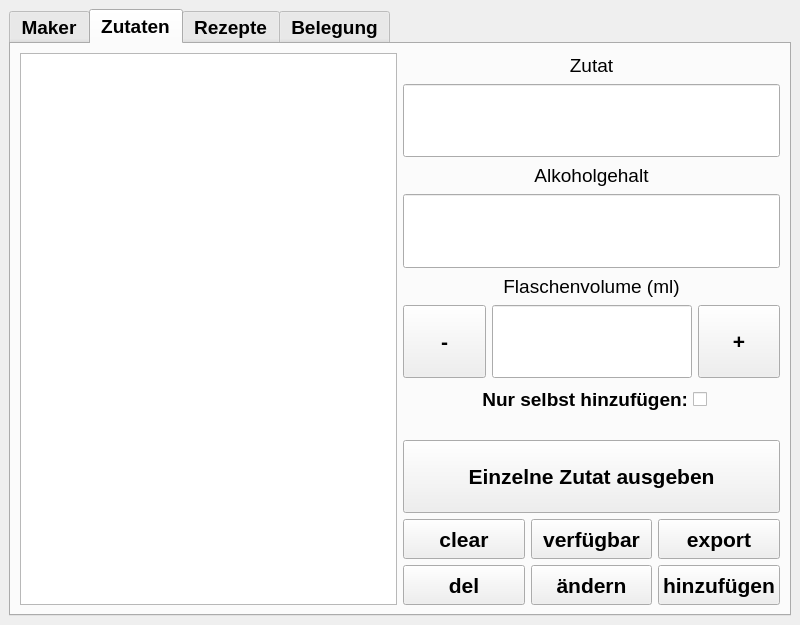
Qt form src/ui_elements/cocktailmanager.ui (AndreWohnsland/CocktailBerry) before a commit.
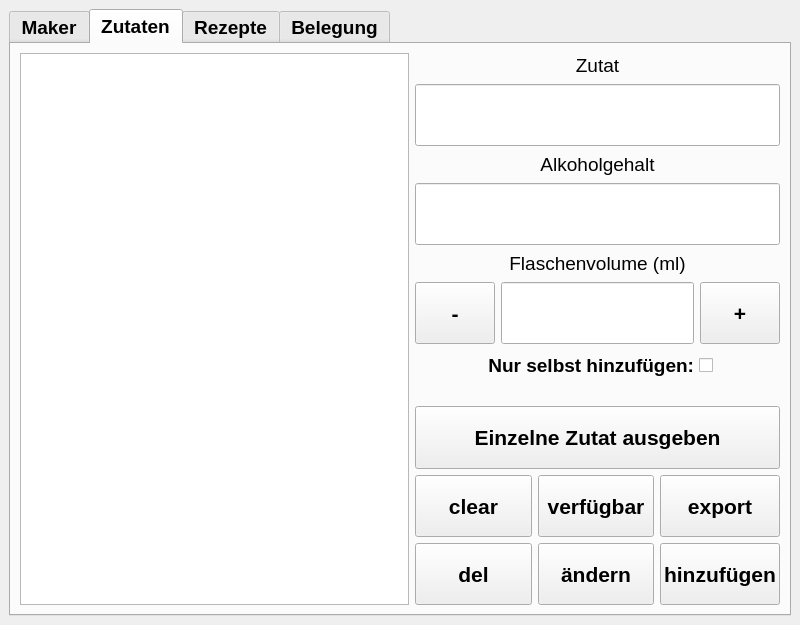
The same form after that commit. The open tabs and pages were chosen to show the change. Custom widgets are drawn as their Qt base class.

Commit message: Adjusted ingredient and recipe sizes

Diff of the .ui file:
```diff
--- a/src/ui_elements/cocktailmanager.ui
+++ b/src/ui_elements/cocktailmanager.ui
@@ -966,7 +966,7 @@
           </property>
           <property name="maximumSize">
            <size>
-            <width>900</width>
+            <width>500</width>
             <height>16777215</height>
            </size>
           </property>
@@ -987,79 +987,105 @@
          </widget>
         </item>
         <item>
-         <layout class="QVBoxLayout" name="verticalLayout_4">
-          <item>
-           <widget class="QLabel" name="LIngredient">
+         <layout class="QGridLayout" name="gridLayout_6">
+          <item row="9" column="1">
+           <widget class="QPushButton" name="PBAvailable">
+            <property name="minimumSize">
+             <size>
+              <width>0</width>
+              <height>40</height>
+             </size>
+            </property>
             <property name="maximumSize">
              <size>
-              <width>16777215</width>
-              <height>25</height>
+              <width>440</width>
+              <height>200</height>
              </size>
             </property>
             <property name="font">
              <font>
-              <pointsize>14</pointsize>
-              <weight>50</weight>
-              <bold>false</bold>
+              <pointsize>16</pointsize>
+              <weight>75</weight>
+              <bold>true</bold>
              </font>
             </property>
+            <property name="layoutDirection">
+             <enum>Qt::LeftToRight</enum>
+            </property>
             <property name="text">
-             <string>Zutat</string>
+             <string>verfügbar</string>
             </property>
-            <property name="alignment">
-             <set>Qt::AlignCenter</set>
-            </property>
             <property name="cssClass" stdset="0">
              <string/>
             </property>
            </widget>
           </item>
-          <item>
-           <widget class="ClickableLineEdit" name="LEZutatRezept">
+          <item row="9" column="0">
+           <widget class="QPushButton" name="PBZclear">
+            <property name="minimumSize">
+             <size>
+              <width>0</width>
+              <height>40</height>
+             </size>
+            </property>
             <property name="maximumSize">
              <size>
-              <width>16777215</width>
+              <width>200</width>
               <height>200</height>
              </size>
             </property>
             <property name="font">
              <font>
-              <pointsize>14</pointsize>
+              <pointsize>16</pointsize>
+              <weight>75</weight>
+              <bold>true</bold>
              </font>
             </property>
-            <property name="cssClass" stdset="0">
-             <string>secondary bold</string>
+            <property name="layoutDirection">
+             <enum>Qt::LeftToRight</enum>
             </property>
+            <property name="text">
+             <string>clear</string>
+            </property>
            </widget>
           </item>
-          <item>
-           <widget class="QLabel" name="LAlcoholLevel">
+          <item row="9" column="2">
+           <widget class="QPushButton" name="PBZnull">
+            <property name="minimumSize">
+             <size>
+              <width>0</width>
+              <height>40</height>
+             </size>
+            </property>
             <property name="maximumSize">
              <size>
-              <width>16777215</width>
-              <height>25</height>
+              <width>440</width>
+              <height>200</height>
              </size>
             </property>
             <property name="font">
              <font>
-              <pointsize>14</pointsize>
-              <weight>50</weight>
-              <bold>false</bold>
+              <pointsize>16</pointsize>
+              <weight>75</weight>
+              <bold>true</bold>
              </font>
             </property>
+            <property name="layoutDirection">
+             <enum>Qt::LeftToRight</enum>
+            </property>
             <property name="text">
-             <string>Alkoholgehalt</string>
+             <string>export</string>
             </property>
-            <property name="alignment">
-             <set>Qt::AlignCenter</set>
-            </property>
-            <property name="cssClass" stdset="0">
-             <string/>
-            </property>
            </widget>
           </item>
-          <item>
-           <widget class="ClickableLineEdit" name="LEGehaltRezept">
+          <item row="10" column="2">
+           <widget class="QPushButton" name="PBZutathinzu">
+            <property name="minimumSize">
+             <size>
+              <width>90</width>
+              <height>40</height>
+             </size>
+            </property>
             <property name="maximumSize">
              <size>
               <width>16777215</width>
@@ -1068,41 +1094,72 @@
             </property>
             <property name="font">
              <font>
-              <pointsize>14</pointsize>
+              <pointsize>16</pointsize>
+              <weight>75</weight>
+              <bold>true</bold>
              </font>
             </property>
+            <property name="text">
+             <string>hinzufügen</string>
+            </property>
             <property name="cssClass" stdset="0">
              <string>secondary bold</string>
             </property>
            </widget>
           </item>
-          <item>
-           <widget class="QLabel" name="LBottleVolume">
+          <item row="10" column="1">
+           <widget class="QPushButton" name="PBZaktualisieren">
+            <property name="minimumSize">
+             <size>
+              <width>0</width>
+              <height>40</height>
+             </size>
+            </property>
             <property name="maximumSize">
              <size>
               <width>16777215</width>
-              <height>25</height>
+              <height>200</height>
              </size>
             </property>
             <property name="font">
              <font>
-              <pointsize>14</pointsize>
-              <weight>50</weight>
-              <bold>false</bold>
+              <pointsize>16</pointsize>
+              <weight>75</weight>
+              <bold>true</bold>
              </font>
             </property>
             <property name="text">
-             <string>Flaschenvolume (ml)</string>
+             <string>ändern</string>
             </property>
-            <property name="alignment">
-             <set>Qt::AlignCenter</set>
+           </widget>
+          </item>
+          <item row="10" column="0">
+           <widget class="QPushButton" name="PBZdelete">
+            <property name="minimumSize">
+             <size>
+              <width>0</width>
+              <height>40</height>
+             </size>
             </property>
-            <property name="cssClass" stdset="0">
-             <string/>
+            <property name="maximumSize">
+             <size>
+              <width>16777215</width>
+              <height>200</height>
+             </size>
             </property>
+            <property name="font">
+             <font>
+              <pointsize>16</pointsize>
+              <weight>75</weight>
+              <bold>true</bold>
+             </font>
+            </property>
+            <property name="text">
+             <string>del</string>
+            </property>
            </widget>
           </item>
-          <item>
+          <item row="5" column="0" colspan="3">
            <layout class="QHBoxLayout" name="horizontalLayout_21">
             <item>
              <widget class="QPushButton" name="PBZminus">
@@ -1132,10 +1189,16 @@
             </item>
             <item>
              <widget class="QLineEdit" name="LEFlaschenvolumen">
+              <property name="minimumSize">
+               <size>
+                <width>0</width>
+                <height>30</height>
+               </size>
+              </property>
               <property name="maximumSize">
                <size>
-                <width>200</width>
-                <height>200</height>
+                <width>16777215</width>
+                <height>100</height>
                </size>
               </property>
               <property name="font">
@@ -1179,7 +1242,62 @@
             </item>
            </layout>
           </item>
-          <item>
+          <item row="4" column="0" colspan="3">
+           <widget class="QLabel" name="LBottleVolume">
+            <property name="maximumSize">
+             <size>
+              <width>16777215</width>
+              <height>25</height>
+             </size>
+            </property>
+            <property name="font">
+             <font>
+              <pointsize>14</pointsize>
+              <weight>50</weight>
+              <bold>false</bold>
+             </font>
+            </property>
+            <property name="text">
+             <string>Flaschenvolume (ml)</string>
+            </property>
+            <property name="alignment">
+             <set>Qt::AlignCenter</set>
+            </property>
+            <property name="cssClass" stdset="0">
+             <string/>
+            </property>
+           </widget>
+          </item>
+          <item row="8" column="0" colspan="3">
+           <widget class="QPushButton" name="PBZeinzelnd">
+            <property name="minimumSize">
+             <size>
+              <width>0</width>
+              <height>40</height>
+             </size>
+            </property>
+            <property name="maximumSize">
+             <size>
+              <width>600</width>
+              <height>200</height>
+             </size>
+            </property>
+            <property name="font">
+             <font>
+              <pointsize>16</pointsize>
+              <weight>75</weight>
+              <bold>true</bold>
+             </font>
+            </property>
+            <property name="text">
+             <string>Einzelne Zutat ausgeben</string>
+            </property>
+            <property name="cssClass" stdset="0">
+             <string>btn-inverted</string>
+            </property>
+           </widget>
+          </item>
+          <item row="6" column="0" colspan="3">
            <layout class="QHBoxLayout" name="horizontalLayout_24">
             <item>
              <spacer name="horizontalSpacer_14">
@@ -1242,7 +1360,81 @@
             </item>
            </layout>
           </item>
-          <item>
+          <item row="3" column="0" colspan="3">
+           <widget class="ClickableLineEdit" name="LEGehaltRezept">
+            <property name="minimumSize">
+             <size>
+              <width>0</width>
+              <height>30</height>
+             </size>
+            </property>
+            <property name="maximumSize">
+             <size>
+              <width>16777215</width>
+              <height>100</height>
+             </size>
+            </property>
+            <property name="font">
+             <font>
+              <pointsize>14</pointsize>
+             </font>
+            </property>
+            <property name="cssClass" stdset="0">
+             <string>secondary bold</string>
+            </property>
+           </widget>
+          </item>
+          <item row="1" column="0" colspan="3">
+           <widget class="ClickableLineEdit" name="LEZutatRezept">
+            <property name="minimumSize">
+             <size>
+              <width>0</width>
+              <height>30</height>
+             </size>
+            </property>
+            <property name="maximumSize">
+             <size>
+              <width>16777215</width>
+              <height>100</height>
+             </size>
+            </property>
+            <property name="font">
+             <font>
+              <pointsize>14</pointsize>
+             </font>
+            </property>
+            <property name="cssClass" stdset="0">
+             <string>secondary bold</string>
+            </property>
+           </widget>
+          </item>
+          <item row="2" column="0" colspan="3">
+           <widget class="QLabel" name="LAlcoholLevel">
+            <property name="maximumSize">
+             <size>
+              <width>16777215</width>
+              <height>25</height>
+             </size>
+            </property>
+            <property name="font">
+             <font>
+              <pointsize>14</pointsize>
+              <weight>50</weight>
+              <bold>false</bold>
+             </font>
+            </property>
+            <property name="text">
+             <string>Alkoholgehalt</string>
+            </property>
+            <property name="alignment">
+             <set>Qt::AlignCenter</set>
+            </property>
+            <property name="cssClass" stdset="0">
+             <string/>
+            </property>
+           </widget>
+          </item>
+          <item row="7" column="0" colspan="3">
            <spacer name="verticalSpacer_17">
             <property name="orientation">
              <enum>Qt::Vertical</enum>
@@ -1258,210 +1450,32 @@
             </property>
            </spacer>
           </item>
-          <item>
-           <widget class="QPushButton" name="PBZeinzelnd">
-            <property name="minimumSize">
-             <size>
-              <width>0</width>
-              <height>40</height>
-             </size>
-            </property>
+          <item row="0" column="0" colspan="3">
+           <widget class="QLabel" name="LIngredient">
             <property name="maximumSize">
              <size>
-              <width>600</width>
-              <height>200</height>
+              <width>16777215</width>
+              <height>25</height>
              </size>
             </property>
             <property name="font">
              <font>
-              <pointsize>16</pointsize>
-              <weight>75</weight>
-              <bold>true</bold>
+              <pointsize>14</pointsize>
+              <weight>50</weight>
+              <bold>false</bold>
              </font>
             </property>
             <property name="text">
-             <string>Einzelne Zutat ausgeben</string>
+             <string>Zutat</string>
+            </property>
+            <property name="alignment">
+             <set>Qt::AlignCenter</set>
             </property>
             <property name="cssClass" stdset="0">
              <string>btn-inverted</string>
             </property>
            </widget>
           </item>
-          <item>
-           <layout class="QGridLayout" name="gridLayout_6">
-            <item row="0" column="0">
-             <widget class="QPushButton" name="PBZclear">
-              <property name="minimumSize">
-               <size>
-                <width>0</width>
-                <height>40</height>
-               </size>
-              </property>
-              <property name="maximumSize">
-               <size>
-                <width>200</width>
-                <height>200</height>
-               </size>
-              </property>
-              <property name="font">
-               <font>
-                <pointsize>16</pointsize>
-                <weight>75</weight>
-                <bold>true</bold>
-               </font>
-              </property>
-              <property name="layoutDirection">
-               <enum>Qt::LeftToRight</enum>
-              </property>
-              <property name="text">
-               <string>clear</string>
-              </property>
-             </widget>
-            </item>
-            <item row="0" column="1">
-             <widget class="QPushButton" name="PBAvailable">
-              <property name="minimumSize">
-               <size>
-                <width>0</width>
-                <height>40</height>
-               </size>
-              </property>
-              <property name="maximumSize">
-               <size>
-                <width>440</width>
-                <height>200</height>
-               </size>
-              </property>
-              <property name="font">
-               <font>
-                <pointsize>16</pointsize>
-                <weight>75</weight>
-                <bold>true</bold>
-               </font>
-              </property>
-              <property name="layoutDirection">
-               <enum>Qt::LeftToRight</enum>
-              </property>
-              <property name="text">
-               <string>verfügbar</string>
-              </property>
-              <property name="cssClass" stdset="0">
-               <string>btn-inverted</string>
-              </property>
-             </widget>
-            </item>
-            <item row="0" column="2">
-             <widget class="QPushButton" name="PBZnull">
-              <property name="minimumSize">
-               <size>
-                <width>0</width>
-                <height>40</height>
-               </size>
-              </property>
-              <property name="maximumSize">
-               <size>
-                <width>440</width>
-                <height>200</height>
-               </size>
-              </property>
-              <property name="font">
-               <font>
-                <pointsize>16</pointsize>
-                <weight>75</weight>
-                <bold>true</bold>
-               </font>
-              </property>
-              <property name="layoutDirection">
-               <enum>Qt::LeftToRight</enum>
-              </property>
-              <property name="text">
-               <string>export</string>
-              </property>
-             </widget>
-            </item>
-            <item row="1" column="0">
-             <widget class="QPushButton" name="PBZdelete">
-              <property name="minimumSize">
-               <size>
-                <width>0</width>
-                <height>40</height>
-               </size>
-              </property>
-              <property name="maximumSize">
-               <size>
-                <width>16777215</width>
-                <height>200</height>
-               </size>
-              </property>
-              <property name="font">
-               <font>
-                <pointsize>16</pointsize>
-                <weight>75</weight>
-                <bold>true</bold>
-               </font>
-              </property>
-              <property name="text">
-               <string>del</string>
-              </property>
-             </widget>
-            </item>
-            <item row="1" column="1">
-             <widget class="QPushButton" name="PBZaktualisieren">
-              <property name="minimumSize">
-               <size>
-                <width>0</width>
-                <height>40</height>
-               </size>
-              </property>
-              <property name="maximumSize">
-               <size>
-                <width>16777215</width>
-                <height>200</height>
-               </size>
-              </property>
-              <property name="font">
-               <font>
-                <pointsize>16</pointsize>
-                <weight>75</weight>
-                <bold>true</bold>
-               </font>
-              </property>
-              <property name="text">
-               <string>ändern</string>
-              </property>
-             </widget>
-            </item>
-            <item row="1" column="2">
-             <widget class="QPushButton" name="PBZutathinzu">
-              <property name="minimumSize">
-               <size>
-                <width>90</width>
-                <height>40</height>
-               </size>
-              </property>
-              <property name="maximumSize">
-               <size>
-                <width>16777215</width>
-                <height>200</height>
-               </size>
-              </property>
-              <property name="font">
-               <font>
-                <pointsize>16</pointsize>
-                <weight>75</weight>
-                <bold>true</bold>
-               </font>
-              </property>
-              <property name="text">
-               <string>hinzufügen</string>
-              </property>
-              <property name="cssClass" stdset="0">
-               <string>btn-inverted</string>
-              </property>
-             </widget>
-            </item>
-           </layout>
-          </item>
          </layout>
         </item>
        </layout>
```
Left out of the diff: 128 changed lines with no effect on the pictures. The commit also changes 1 other file.
